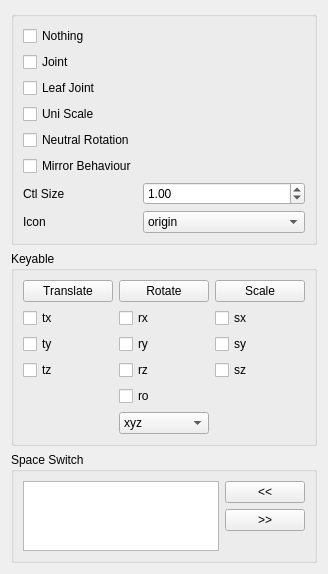
This is scripts/domino/edition/box/control_01/settings_ui.ui in chowooseoung/domino as Qt 5 draws it before an edit. The edited form follows.
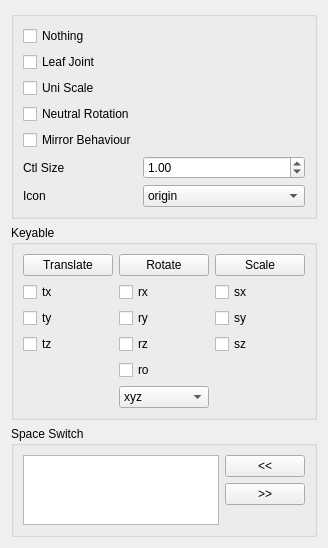
This is the edited form.

Patch:
```diff
--- a/scripts/domino/edition/box/control_01/settings_ui.ui
+++ b/scripts/domino/edition/box/control_01/settings_ui.ui
@@ -7,7 +7,7 @@
     <x>0</x>
     <y>0</y>
     <width>328</width>
-    <height>502</height>
+    <height>480</height>
    </rect>
   </property>
   <property name="windowTitle">
@@ -21,27 +21,61 @@
      </property>
      <layout class="QGridLayout" name="gridLayout_3">
       <item row="2" column="0">
-       <widget class="QCheckBox" name="leaf_joint_checkBox">
-        <property name="text">
-         <string>Leaf Joint</string>
-        </property>
-       </widget>
-      </item>
-      <item row="3" column="0">
        <widget class="QCheckBox" name="uni_scale_checkBox">
         <property name="text">
          <string>Uni Scale</string>
         </property>
        </widget>
       </item>
-      <item row="7" column="0">
+      <item row="3" column="0">
+       <widget class="QCheckBox" name="neutral_rotation_checkBox">
+        <property name="text">
+         <string>Neutral Rotation</string>
+        </property>
+       </widget>
+      </item>
+      <item row="4" column="0">
+       <widget class="QCheckBox" name="mirror_behaviour_checkBox">
+        <property name="text">
+         <string>Mirror Behaviour</string>
+        </property>
+       </widget>
+      </item>
+      <item row="0" column="0">
+       <widget class="QCheckBox" name="nothing_checkBox">
+        <property name="text">
+         <string>Nothing</string>
+        </property>
+       </widget>
+      </item>
+      <item row="5" column="1">
+       <widget class="QDoubleSpinBox" name="ctl_size_doubleSpinBox">
+        <property name="minimum">
+         <double>0.010000000000000</double>
+        </property>
+        <property name="maximum">
+         <double>999.000000000000000</double>
+        </property>
+        <property name="value">
+         <double>1.000000000000000</double>
+        </property>
+       </widget>
+      </item>
+      <item row="6" column="0">
        <widget class="QLabel" name="label_2">
         <property name="text">
          <string>Icon</string>
         </property>
        </widget>
       </item>
-      <item row="7" column="1">
+      <item row="1" column="0">
+       <widget class="QCheckBox" name="leaf_joint_checkBox">
+        <property name="text">
+         <string>Leaf Joint</string>
+        </property>
+       </widget>
+      </item>
+      <item row="6" column="1">
        <widget class="QComboBox" name="icon_comboBox">
         <property name="sizePolicy">
          <sizepolicy hsizetype="Expanding" vsizetype="Fixed">
@@ -111,54 +145,13 @@
         </item>
        </widget>
       </item>
-      <item row="6" column="0">
+      <item row="5" column="0">
        <widget class="QLabel" name="label">
         <property name="text">
          <string>Ctl Size</string>
         </property>
        </widget>
       </item>
-      <item row="0" column="0">
-       <widget class="QCheckBox" name="nothing_checkBox">
-        <property name="text">
-         <string>Nothing</string>
-        </property>
-       </widget>
-      </item>
-      <item row="6" column="1">
-       <widget class="QDoubleSpinBox" name="ctl_size_doubleSpinBox">
-        <property name="minimum">
-         <double>0.010000000000000</double>
-        </property>
-        <property name="maximum">
-         <double>999.000000000000000</double>
-        </property>
-        <property name="value">
-         <double>1.000000000000000</double>
-        </property>
-       </widget>
-      </item>
-      <item row="1" column="0">
-       <widget class="QCheckBox" name="joint_checkBox">
-        <property name="text">
-         <string>Joint</string>
-        </property>
-       </widget>
-      </item>
-      <item row="4" column="0">
-       <widget class="QCheckBox" name="neutral_rotation_checkBox">
-        <property name="text">
-         <string>Neutral Rotation</string>
-        </property>
-       </widget>
-      </item>
-      <item row="5" column="0">
-       <widget class="QCheckBox" name="mirror_behaviour_checkBox">
-        <property name="text">
-         <string>Mirror Behaviour</string>
-        </property>
-       </widget>
-      </item>
      </layout>
     </widget>
    </item>
```
